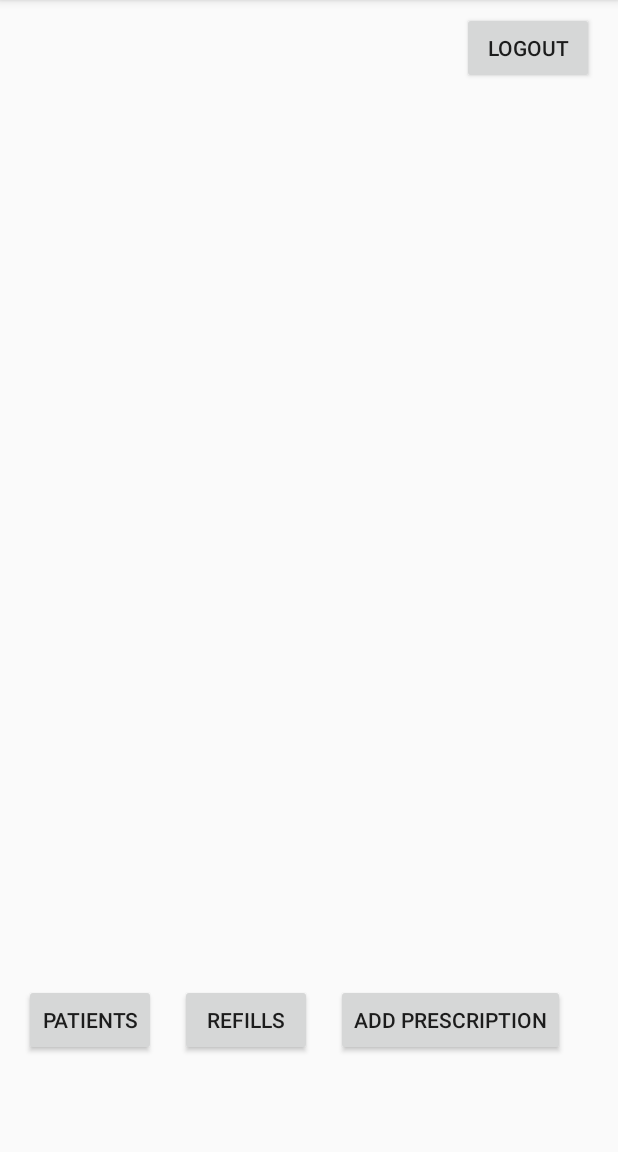
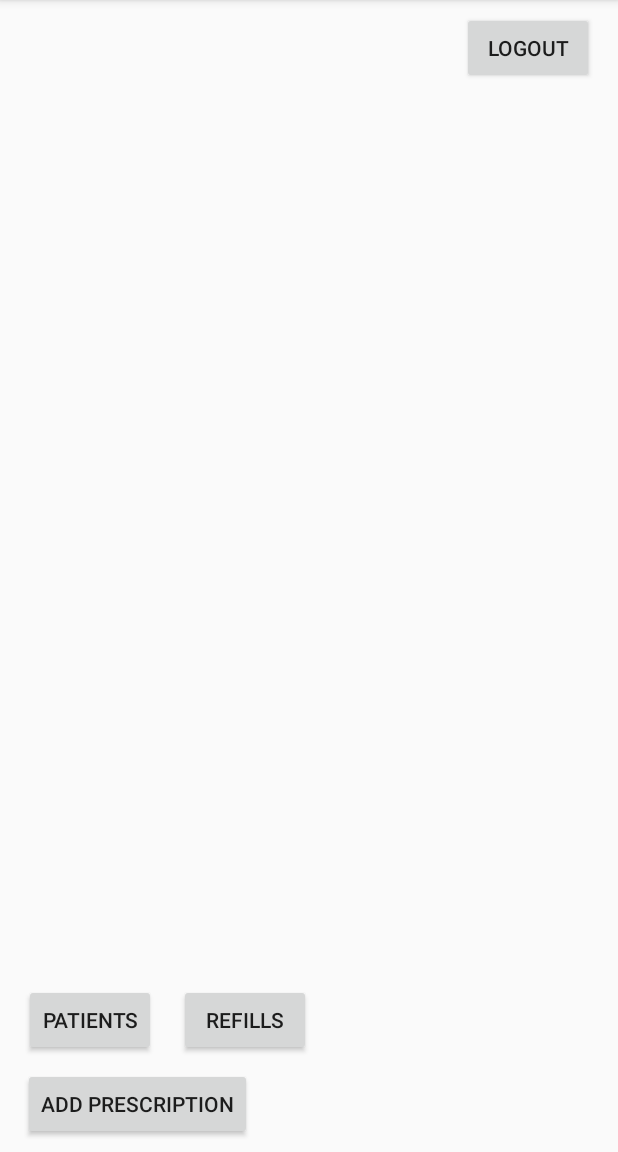
Before and after one commit to salamdawood/CSI5230FinalProject, an Android app: the DoctorHomeActivity screen opened directly, with no data from a screen before it, on a phone screen of 412 x 824 dp, the part 84-1236 px from its top. Run offline under Robolectric (Android 15) with nearby library versions, the phone set to English and light mode, and no system bars.

Commit message:
implemented some of patient and doctor home activities

```diff
--- a/MyCare/app/src/main/AndroidManifest.xml
+++ b/MyCare/app/src/main/AndroidManifest.xml
@@ -3,6 +3,7 @@
     package="edu.csi5230.salamdawood.mycare">
 
     <application
+        android:name=".MyCareApplication"
         android:allowBackup="true"
         android:icon="@mipmap/ic_launcher"
         android:label="@string/app_name"
--- a/MyCare/app/src/main/res/layout/activity_add_prescription.xml
+++ b/MyCare/app/src/main/res/layout/activity_add_prescription.xml
@@ -7,8 +7,8 @@
     tools:context="edu.csi5230.salamdawood.mycare.AddPrescriptionActivity">
 
     <LinearLayout
-        android:layout_width="368dp"
-        android:layout_height="495dp"
+        android:layout_width="0dp"
+        android:layout_height="0dp"
         android:orientation="vertical"
         app:layout_constraintTop_toTopOf="parent"
         android:layout_marginTop="8dp"
--- a/MyCare/app/src/main/res/layout/activity_doctor_home.xml
+++ b/MyCare/app/src/main/res/layout/activity_doctor_home.xml
@@ -14,14 +14,16 @@
         android:layout_marginTop="8dp"
         android:text="logout"
         app:layout_constraintRight_toRightOf="parent"
-        app:layout_constraintTop_toTopOf="parent" />
+        app:layout_constraintTop_toTopOf="parent"
+        android:layout_marginEnd="16dp" />
 
     <Button
         android:id="@+id/patientsButton"
         android:layout_width="wrap_content"
         android:layout_height="wrap_content"
         android:layout_marginBottom="64dp"
-        android:layout_marginLeft="16dp"
+        android:layout_marginLeft="8dp"
+        android:layout_marginStart="16dp"
         android:text="Patients"
         app:layout_constraintBottom_toBottomOf="parent"
         app:layout_constraintLeft_toLeftOf="parent" />
@@ -30,20 +32,24 @@
         android:id="@+id/refillsButton"
         android:layout_width="wrap_content"
         android:layout_height="wrap_content"
-        android:layout_marginLeft="16dp"
+        android:layout_marginBottom="64dp"
+        android:layout_marginLeft="8dp"
+        android:layout_marginStart="15dp"
         android:text="Refills"
-        app:layout_constraintLeft_toRightOf="@+id/patientsButton"
         app:layout_constraintBottom_toBottomOf="parent"
-        android:layout_marginBottom="64dp" />
+        app:layout_constraintLeft_toRightOf="@+id/patientsButton" />
 
     <Button
         android:id="@+id/addPrescriptionButton"
         android:layout_width="wrap_content"
         android:layout_height="wrap_content"
-        android:layout_marginLeft="16dp"
+        android:layout_marginBottom="8dp"
         android:text="Add Prescription"
-        app:layout_constraintLeft_toRightOf="@+id/refillsButton"
         app:layout_constraintBottom_toBottomOf="parent"
-        android:layout_marginBottom="64dp" />
+        android:layout_marginStart="15dp"
+        android:layout_marginLeft="8dp"
+        app:layout_constraintLeft_toLeftOf="parent"
+        android:layout_marginTop="8dp"
+        app:layout_constraintTop_toBottomOf="@+id/patientsButton" />
 
 </android.support.constraint.ConstraintLayout>
--- a/MyCare/app/src/main/res/layout/activity_patient_info.xml
+++ b/MyCare/app/src/main/res/layout/activity_patient_info.xml
@@ -7,8 +7,8 @@
     tools:context="edu.csi5230.salamdawood.mycare.PatientInfoActivity">
 
     <LinearLayout
-        android:layout_width="368dp"
-        android:layout_height="495dp"
+        android:layout_width="0dp"
+        android:layout_height="0dp"
         android:layout_marginBottom="8dp"
         android:layout_marginLeft="8dp"
         android:layout_marginRight="8dp"
```
Also changed, not shown: MyCare/app/src/main/java/edu/csi5230/salamdawood/mycare/DoctorHomeActivity.java (+8 -2 lines), MyCare/app/src/main/java/edu/csi5230/salamdawood/mycare/LoginActivity.java (+10 -0 lines), MyCare/app/src/main/java/edu/csi5230/salamdawood/mycare/MyCareApplication.java (added, +31 -0 lines), MyCare/app/src/main/java/edu/csi5230/salamdawood/mycare/PatientInfoActivity.java (+12 -0 lines), MyCare/app/src/main/java/edu/csi5230/salamdawood/mycare/UserHomeActivity.java (+17 -1 lines), MyCare/app/src/main/res/layout/activity_refill_request.xml (+5 -3 lines).
